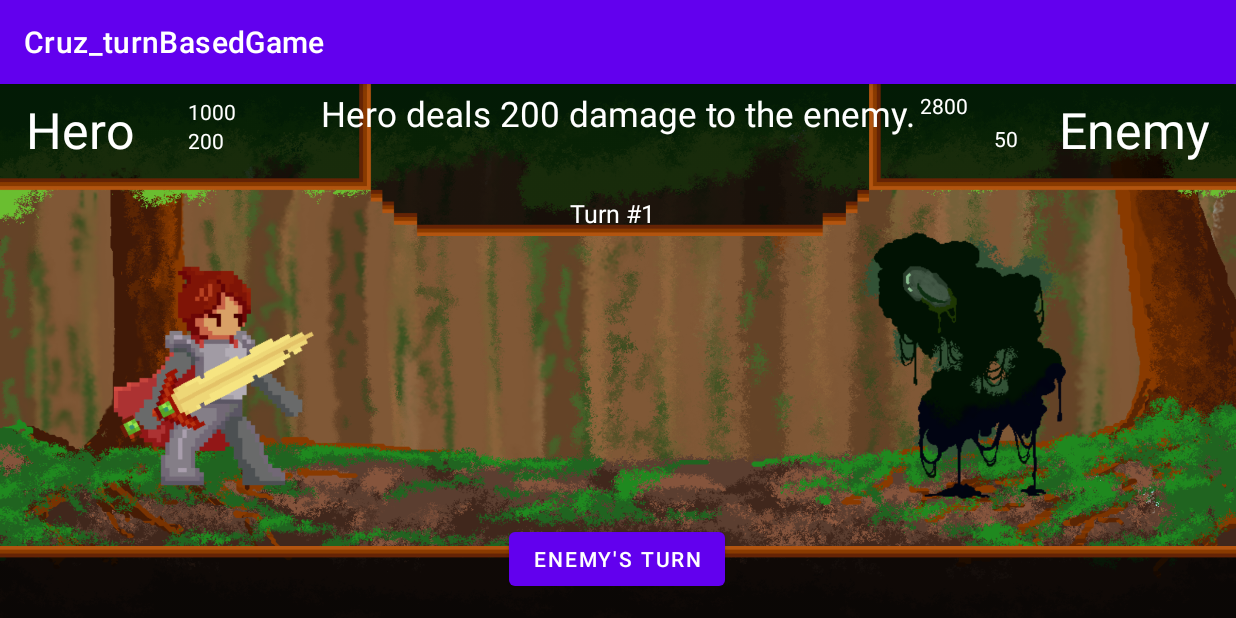
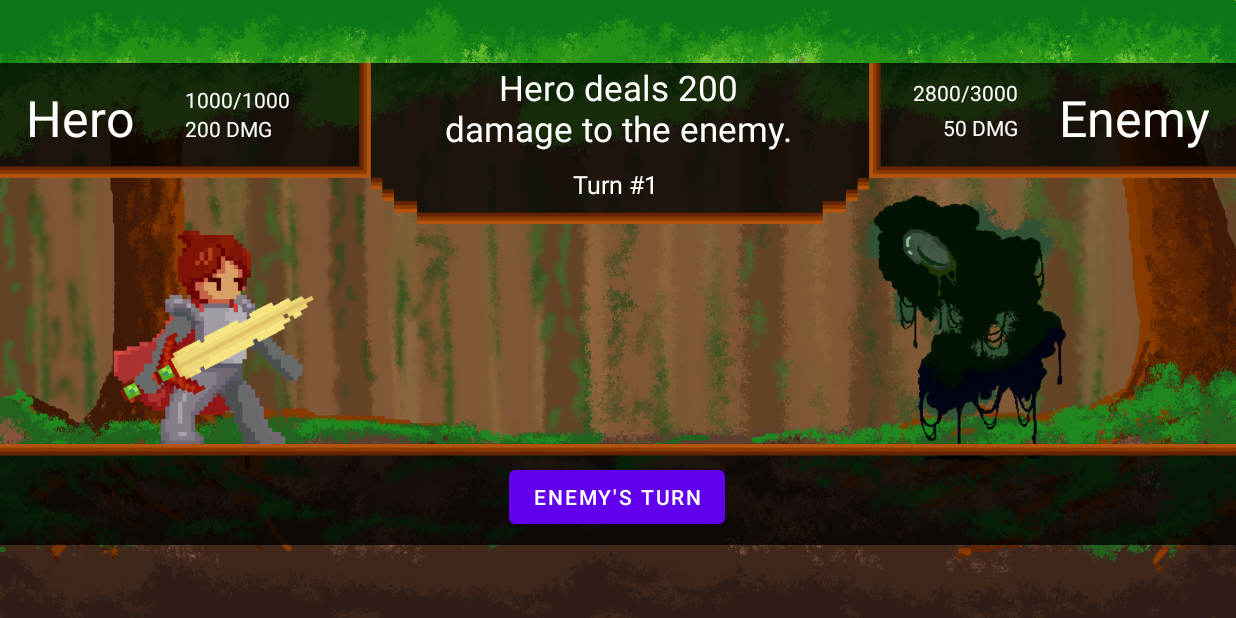
Before and after one commit to erikahannahCruz/Cruz_TurnBasedGame, an Android app: the screen it shows after launch (MainActivity), after a tap on "FIRST TURN", on a phone screen of 824 x 412 dp (held sideways). Run offline under Robolectric (Android 15) with nearby library versions, the phone set to English and light mode, and no system bars.

Commit message:
Fixed constraints and text alignment a bit.

```diff
--- a/app/src/main/AndroidManifest.xml
+++ b/app/src/main/AndroidManifest.xml
@@ -5,10 +5,10 @@
     <application
         android:allowBackup="true"
         android:icon="@mipmap/ic_launcher"
+        android:theme="@style/Theme.Cruz_turnBasedGame"
         android:label="@string/app_name"
         android:roundIcon="@mipmap/ic_launcher_round"
         android:supportsRtl="true"
-        android:theme="@style/Theme.Cruz_turnBasedGame"
         >
         <activity
             android:name=".MainActivity"
--- a/app/src/main/java/com/example/cruz_turnbasedgame/MainActivity.java
+++ b/app/src/main/java/com/example/cruz_turnbasedgame/MainActivity.java
@@ -5,6 +5,7 @@ import androidx.appcompat.app.AppCompatActivity;
 import android.os.Bundle;
 import android.view.View;
 import android.view.Window;
+import android.view.WindowManager;
 import android.widget.Button;
 import android.widget.TextView;
 
@@ -29,9 +30,16 @@ public class MainActivity extends AppCompatActivity implements View.OnClickListe
     @Override
     protected void onCreate(Bundle savedInstanceState) {
         super.onCreate(savedInstanceState);
-        setContentView(R.layout.activity_main);
 
 
+        //stuff changed to hide title banner upon startup
+        requestWindowFeature(Window.FEATURE_NO_TITLE);
+            getSupportActionBar().hide();
+            this.getWindow().setFlags(WindowManager.LayoutParams.FLAG_FULLSCREEN,WindowManager.LayoutParams.FLAG_FULLSCREEN);
+            //HOPE THIS WORKS OH MY GOD
+
+        //initially this was just under the super.OnCreate method
+        setContentView(R.layout.activity_main);
 
         //set the xml stuff to the stuff here
         txtHeroHP = findViewById(R.id.txtHeroHP) ;
@@ -43,11 +51,11 @@ public class MainActivity extends AppCompatActivity implements View.OnClickListe
         btnNextTurn = findViewById(R.id.btnNextTurn) ;
 
         // set the text views upon startup
-        txtHeroHP.setText(String.valueOf(heroHP)) ;
-        txtHeroDamage.setText(String.valueOf(heroDamage)) ;
-        txtEnemyHP.setText(String.valueOf(enemyHP)) ;
-        txtEnemyDamage.setText(String.valueOf(enemyDamage)) ;
-        txtTurnCount.setText(String.valueOf(turnCount)) ;
+        txtHeroHP.setText(String.valueOf(heroHP + "/1000")) ;
+        txtHeroDamage.setText(String.valueOf(heroDamage + " DMG")) ;
+        txtEnemyHP.setText(String.valueOf(enemyHP + "/3000")) ;
+        txtEnemyDamage.setText(String.valueOf(enemyDamage + " DMG")) ;
+        txtTurnCount.setText("Turn #" + String.valueOf(turnCount)) ;
 
         // setting listener for button
         btnNextTurn.setOnClickListener(this) ;
@@ -65,20 +73,20 @@ public class MainActivity extends AppCompatActivity implements View.OnClickListe
                     //for attacking
                     enemyHP = enemyHP - heroDamage ;
                     turnCount++ ;
-                    txtEnemyHP.setText(String.valueOf(enemyHP)) ;
+                    txtEnemyHP.setText(String.valueOf(enemyHP + "/3000")) ;
                     txtTurnCount.setText("Turn #" + String.valueOf(turnCount)) ;
-                    txtGameLog.setText("Hero deals " + String.valueOf(heroDamage) + " damage to the enemy." ) ;
+                    txtGameLog.setText("Hero deals " + String.valueOf(heroDamage) + "\ndamage to the enemy." ) ;
                     btnNextTurn.setText("Enemy's turn") ;
 
                     //Win condition
                     if (enemyHP <= 0) {
-                        txtGameLog.setText("Hero deals " + String.valueOf(heroDamage) + " damage to the enemy. You Win!" ) ;
+                        txtGameLog.setText("Hero deals " + String.valueOf(heroDamage) + "\ndamage to the enemy. You Win!" ) ;
                         btnNextTurn.setText("Retry?") ;
                         //Reset variables
                         heroHP = 1000 ;
                         enemyHP = 3000 ;
                         turnCount = 0 ;
-                        //lock game ADD KA PA NG CODE
+                        //lock buttons ADD KA PA NG CODE
                     }
                     else {}
 
@@ -89,20 +97,20 @@ public class MainActivity extends AppCompatActivity implements View.OnClickListe
                     //during attacking
                     heroHP = heroHP - enemyDamage ;
                     turnCount++ ;
-                    txtHeroHP.setText(String.valueOf(heroHP)) ;
+                    txtHeroHP.setText(String.valueOf(heroHP + "/1000")) ;
                     txtTurnCount.setText("Turn #" + String.valueOf(turnCount)) ;
-                    txtGameLog.setText(String.valueOf("Enemy deals " + String.valueOf(enemyDamage) + " damage to the hero.")) ;
+                    txtGameLog.setText(String.valueOf("Enemy deals " + String.valueOf(enemyDamage) + "\ndamage to the hero.")) ;
                     btnNextTurn.setText("Hero's turn") ;
 
                     //Lose Condition
                     if (heroHP <= 0) {
-                        txtGameLog.setText(String.valueOf("Enemy deals " + String.valueOf(enemyDamage) + " damage to the hero. You Lose!")) ;
+                        txtGameLog.setText(String.valueOf("Enemy deals " + String.valueOf(enemyDamage) + "\ndamage to the hero. You Lose!")) ;
                         btnNextTurn.setText("Retry?") ;
                         //Reset variables
                         heroHP = 1000 ;
                         enemyHP = 3000 ;
                         turnCount = 0 ;
-                        //lock game ADD KA PA NG CODE
+                        //lock buttons ADD KA PA NG CODE
                     }
                     else {}
                 }
--- a/app/src/main/res/layout/activity_main.xml
+++ b/app/src/main/res/layout/activity_main.xml
@@ -24,7 +24,7 @@
         android:id="@+id/imageView9"
         android:layout_width="wrap_content"
         android:layout_height="wrap_content"
-        android:layout_marginBottom="204dp"
+        android:layout_marginBottom="212dp"
         app:layout_constraintBottom_toBottomOf="parent"
         app:layout_constraintEnd_toEndOf="parent"
         app:layout_constraintHorizontal_bias="0.0"
@@ -47,7 +47,7 @@
         android:id="@+id/imgBtnLog"
         android:layout_width="wrap_content"
         android:layout_height="wrap_content"
-        android:layout_marginTop="276dp"
+        android:layout_marginTop="264dp"
         app:layout_constraintEnd_toEndOf="parent"
         app:layout_constraintHorizontal_bias="0.0"
         app:layout_constraintStart_toStartOf="parent"
@@ -60,18 +60,19 @@
         android:layout_height="wrap_content"
         android:text="First Turn"
         android:textColor="#ffffff"
-        app:layout_constraintBottom_toBottomOf="parent"
+        app:layout_constraintBottom_toBottomOf="@+id/imgBtnLog"
         app:layout_constraintEnd_toEndOf="@+id/imgBtnLog"
         app:layout_constraintHorizontal_bias="0.499"
         app:layout_constraintStart_toStartOf="@+id/imgBtnLog"
         app:layout_constraintTop_toTopOf="@+id/imgBtnLog"
-        app:layout_constraintVertical_bias="0.53" />
+        app:layout_constraintVertical_bias="0.518" />
 
     <TextView
         android:id="@+id/txtHeroDamage"
         android:layout_width="wrap_content"
         android:layout_height="wrap_content"
         android:text="TextView"
+        android:gravity="left"
         android:textColor="#ffffff"
         app:layout_constraintBottom_toBottomOf="@+id/imageView9"
         app:layout_constraintEnd_toEndOf="@+id/txtHeroHP"
@@ -85,6 +86,7 @@
         android:layout_width="wrap_content"
         android:layout_height="wrap_content"
         android:text="TextView"
+        android:gravity="left"
         android:textColor="#ffffff"
         app:layout_constraintBottom_toBottomOf="@+id/imageView9"
         app:layout_constraintEnd_toEndOf="parent"
@@ -104,8 +106,8 @@
         app:layout_constraintEnd_toEndOf="@+id/txtGameLog"
         app:layout_constraintHorizontal_bias="0.489"
         app:layout_constraintStart_toStartOf="@+id/txtGameLog"
-        app:layout_constraintTop_toBottomOf="@+id/txtGameLog"
-        app:layout_constraintVertical_bias="0.419" />
+        app:layout_constraintTop_toTopOf="@+id/imageView9"
+        app:layout_constraintVertical_bias="0.647" />
 
     <TextView
         android:id="@+id/txtEnemyName"
@@ -137,10 +139,11 @@
 
     <TextView
         android:id="@+id/txtEnemyHP"
-        android:layout_width="65dp"
-        android:layout_height="22dp"
+        android:layout_width="78dp"
+        android:layout_height="23dp"
         android:text="TextView"
         android:textColor="#ffffff"
+        android:gravity="right"
         app:layout_constraintBottom_toBottomOf="@+id/imageView9"
         app:layout_constraintEnd_toStartOf="@+id/txtEnemyName"
         app:layout_constraintHorizontal_bias="0.957"
@@ -153,6 +156,7 @@
         android:layout_width="wrap_content"
         android:layout_height="wrap_content"
         android:text="TextView"
+        android:gravity="right"
         android:textColor="#ffffff"
         app:layout_constraintBottom_toBottomOf="@+id/imageView9"
         app:layout_constraintEnd_toEndOf="@+id/txtEnemyHP"
@@ -165,6 +169,7 @@
         android:id="@+id/txtGameLog"
         android:layout_width="wrap_content"
         android:layout_height="wrap_content"
+        android:gravity="center"
         android:text="Round begins!"
         android:textColor="#ffffff"
         android:textSize="35px"
```
